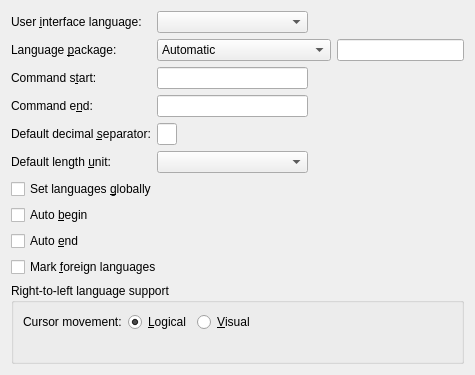
This is src/frontends/qt4/ui/PrefLanguageUi.ui in cburschka/lyx as Qt 5 draws it before an edit. The edited form follows.
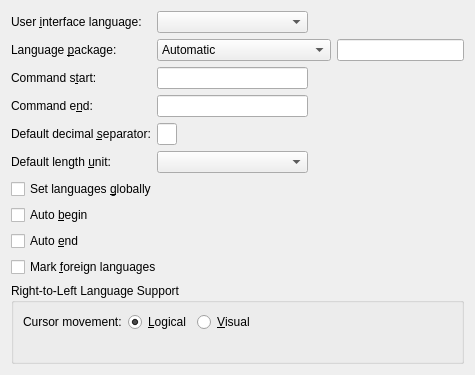
This is the edited form.

Patch:
```diff
--- a/src/frontends/qt4/ui/PrefLanguageUi.ui
+++ b/src/frontends/qt4/ui/PrefLanguageUi.ui
@@ -214,7 +214,7 @@
       <string/>
      </property>
      <property name="title">
-      <string>Right-to-left language support</string>
+      <string>Right-to-Left Language Support</string>
      </property>
      <property name="flat">
       <bool>true</bool>
```
